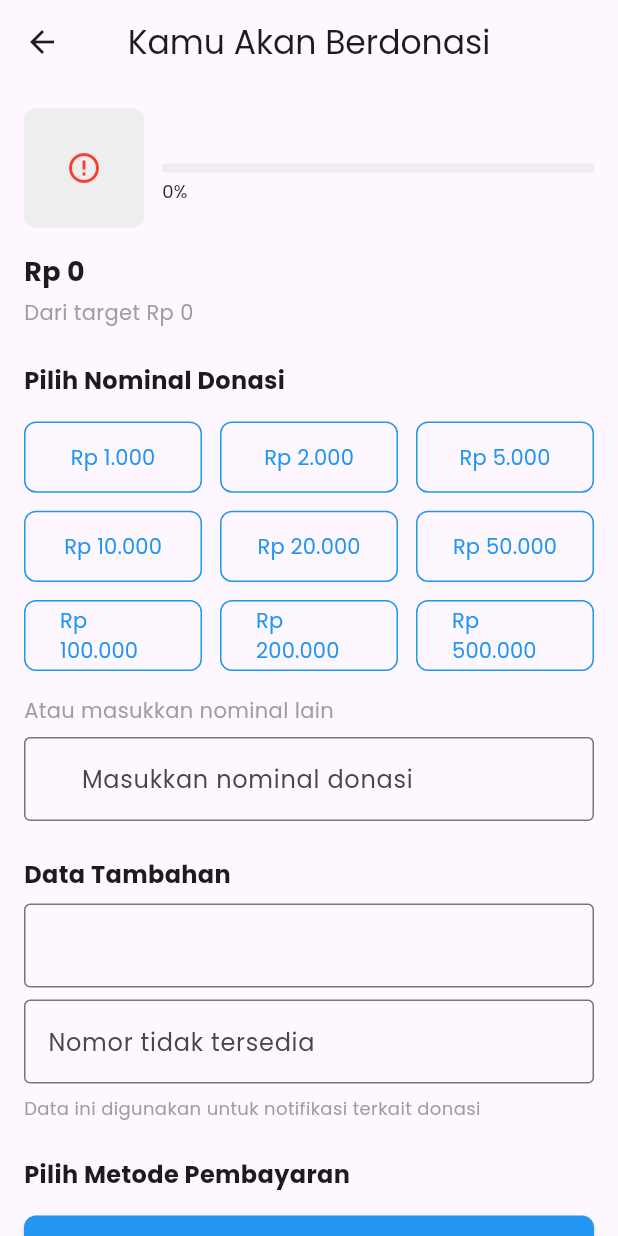
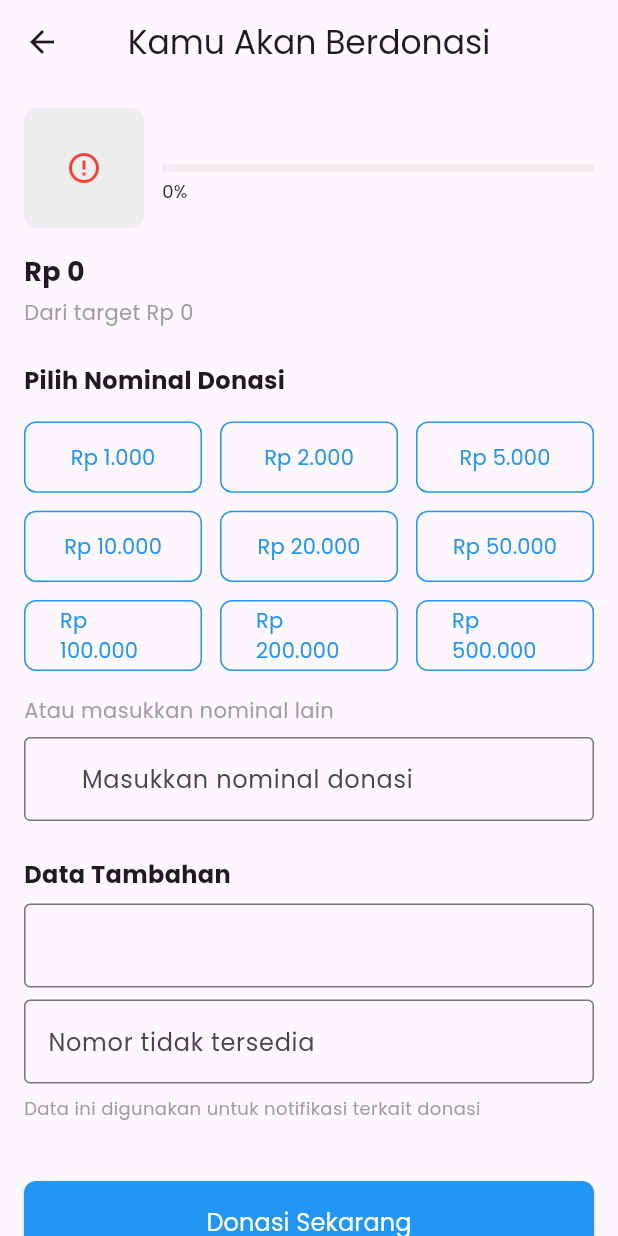
Before and after one commit to SlowCode-alt/JTICare, a Flutter app: the DonasiScreen screen opened directly with empty values, on a phone screen of 412 x 824 dp. Run offline on Flutter 3.47's test engine with Material 3 defaults, Android fonts, the phone set to English and light mode, and no system bars; drawn by our look-alikes of cached_network_image; our stand-ins replace flutter_dotenv, image_picker, shared_preferences, webview_flutter; accounts and stored records are empty; network calls fail.

```diff
--- a/lib/dashboard/Donasi_Screen.dart
+++ b/lib/dashboard/Donasi_Screen.dart
@@ -400,14 +400,7 @@ class _DonasiScreenState extends State<DonasiScreen> {
                   ),
                   const SizedBox(height: 24),
 
-                  // Payment Methods
-                  const Text(
-                    'Pilih Metode Pembayaran',
-                    style: TextStyle(
-                      fontSize: 16,
-                      fontWeight: FontWeight.bold,
-                    ),
-                  ),
+
                   const SizedBox(height: 16),
 
                   // Donate Button
```
Also changed, not shown: lib/dashboard/donasi_saya/donasisaya.dart (+15 -2 lines).
